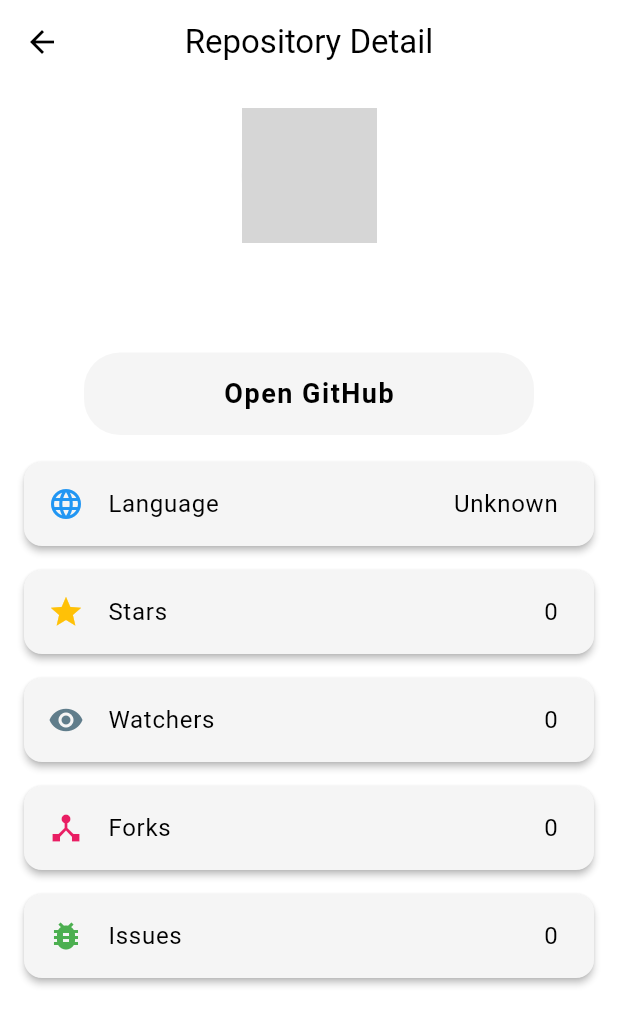
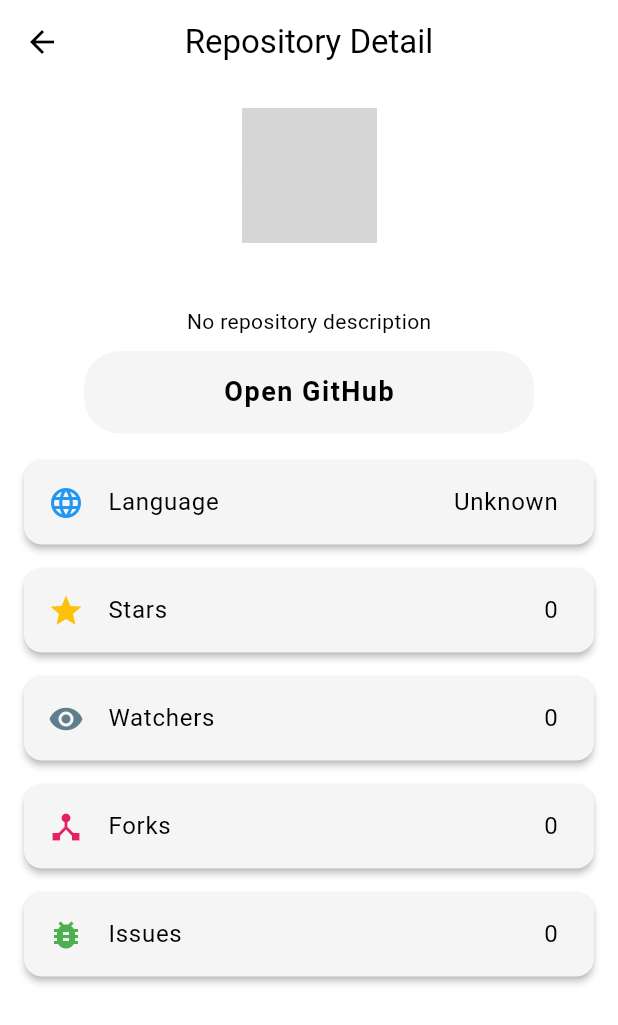
Before and after one commit to yato-developer/github-repository-search, a Flutter app: the RepositoryDetailPage screen opened directly with empty values, on a phone screen of 412 x 824 dp. Shown: the top 1025 px of the screen. Run offline on Flutter 3.47's test engine with Material 3 defaults, Android fonts, the light colour scheme and no system bars; our stand-ins replace flutter_hooks, freezed_annotation, hooks_riverpod; generated files the repository leaves out were written again; network calls fail; grey boxes are pictures that could not be loaded.

Commit message:
fix:  JSONレスポンスのnull値を処理し、型キャストエラーを防止

```diff
--- a/lib/l10n/app_en.arb
+++ b/lib/l10n/app_en.arb
@@ -5,5 +5,6 @@
   "enterRepositoryName": "Please enter the repository name",
   "repositoryNotFound": "Repository not found",
   "repositoryDetail": "Repository Detail",
-  "openGitHub": "Open GitHub"
+  "openGitHub": "Open GitHub",
+  "noDescription"  :"No repository description"
 }
--- a/lib/l10n/app_ja.arb
+++ b/lib/l10n/app_ja.arb
@@ -5,5 +5,6 @@
   "enterRepositoryName": "リポジトリ名を入力してください",
   "repositoryNotFound": "リポジトリが見つかりませんでした",
   "repositoryDetail": "リポジトリ詳細",
-  "openGitHub": "GitHubを開く"
+  "openGitHub": "GitHubを開く",
+  "noDescription" : "リポジトリの説明がありません"
 }
--- a/lib/model/src/repository.dart
+++ b/lib/model/src/repository.dart
@@ -13,8 +13,7 @@ class Repository with _$Repository {
       required int forks_count,
       required int open_issues_count,
       required String html_url,
-      required String description,
-      required DateTime updated_at,
+      @Default("null") String description,
       required Owner owner
       }) = _Repository;
 
--- a/lib/pages/home_page/home_page.dart
+++ b/lib/pages/home_page/home_page.dart
@@ -128,7 +128,9 @@ class HomePage extends HookConsumerWidget {
                     ),
                     const SizedBox(height: 8),
                     Text(
-                      repository.description,
+                      repository.description == "null"
+                          ? AppLocalizations.of(context)!.noDescription
+                          : repository.description,
                       maxLines: 2,
                       overflow: TextOverflow.ellipsis,
                     ),
@@ -138,7 +140,7 @@ class HomePage extends HookConsumerWidget {
                         const Icon(Icons.language,
                             size: 16, color: Colors.blue),
                         const SizedBox(width: 4),
-                        Text(repository.language ?? '',
+                        Text(repository.language == "null" ? "Unknown" : repository.language,
                             style: Theme.of(context).textTheme.bodySmall),
                         const SizedBox(width: 12),
                         const Icon(Icons.star, size: 16, color: Colors.amber),
--- a/lib/pages/repository_detail_page/repository_detail_page.dart
+++ b/lib/pages/repository_detail_page/repository_detail_page.dart
@@ -35,11 +35,14 @@ class RepositoryDetailPage extends StatelessWidget {
                       style:
                           TextStyle(fontSize: 24, fontWeight: FontWeight.bold),
                     ),
-                    Text(repository.description),
+                    repository.description == "null"
+                        ? Text(AppLocalizations.of(context)!.noDescription)
+                        : Text(repository.description),
                     SizedBox(
                       height: 10,
                     ),
-                    _buildOpenRepositoryButton(url: Uri.parse(repository.html_url), context: context),
+                    _buildOpenRepositoryButton(
+                        url: Uri.parse(repository.html_url), context: context),
                   ],
                 ),
               ),
@@ -138,12 +141,10 @@ Widget _buildOpenRepositoryButton({required Uri url, required context}) {
         }
       },
       child: Container(
-
         width: 300,
         height: 55,
         decoration: BoxDecoration(
-        color:     Theme.of(context).colorScheme.primary,
-
+          color: Theme.of(context).colorScheme.primary,
           borderRadius: BorderRadius.circular(24),
         ),
         child: Center(
@@ -159,5 +160,4 @@ Widget _buildOpenRepositoryButton({required Uri url, required context}) {
       ),
     );
   }
-
 }
```
Also changed, not shown: lib/model/src/repository.freezed.dart, lib/model/src/repository.g.dart. Lines whose indentation alone changed are shown as unchanged.
